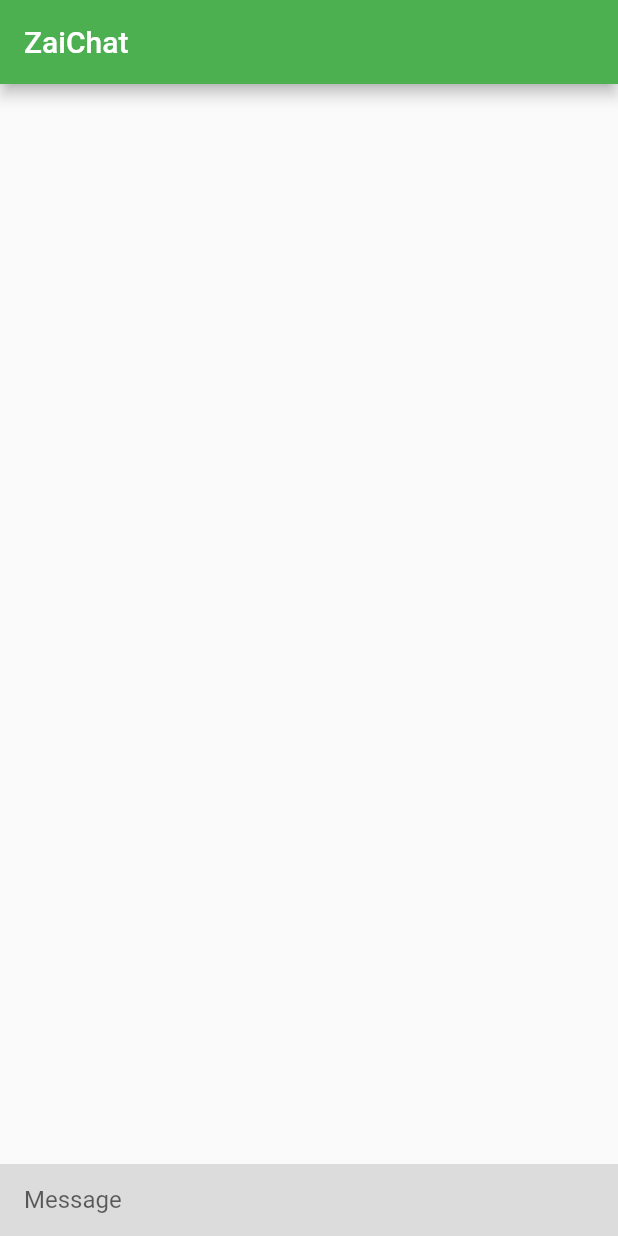
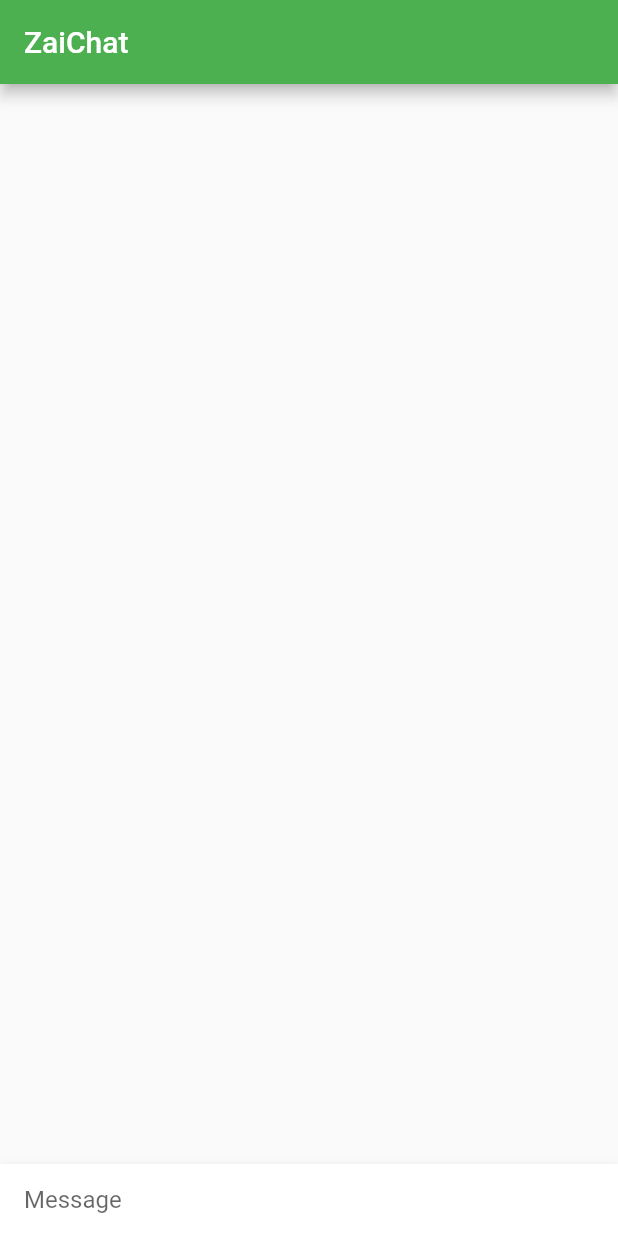
Before and after one commit to ZaiChat/client-flutter, a Flutter app: the screen it shows after launch, on a phone screen of 412 x 824 dp. Run offline on Flutter 3.47's test engine with Material 2 defaults, Android fonts, the light colour scheme and no system bars.

Commit message:
Decorate message bar a bit

```diff
--- a/lib/main.dart
+++ b/lib/main.dart
@@ -83,7 +83,16 @@ class _MessageInputState extends State<MessageInput> {
   Widget build(BuildContext context) {
     return
       Container(
-        color: Colors.black12,
+        decoration: BoxDecoration(
+          color: Colors.white,
+          boxShadow: <BoxShadow>[
+            BoxShadow(
+              color: Colors.black26,
+              blurRadius: 5,
+              offset: Offset(0.0, 4)
+            )
+          ]
+        ),
         child: Padding(
           padding: const EdgeInsets.symmetric(horizontal: 16.0),
           child: Row(
@@ -99,7 +108,7 @@ class _MessageInputState extends State<MessageInput> {
                 ),
               ),
               if (_controller.text.isNotEmpty)
-                TextButton(
+                ElevatedButton(
                     onPressed: _sendMessage,
                     child: Text("Send")
                 )
```
